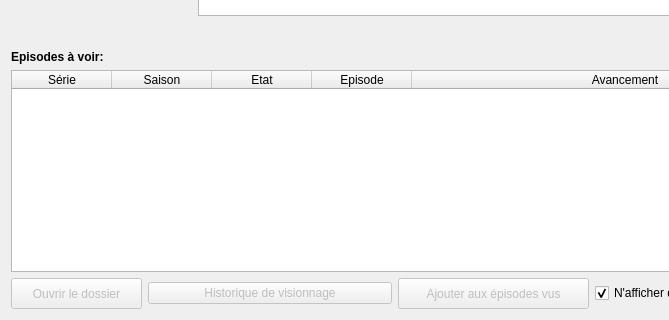
seigneurfuo/MyAnimeManager3, file src/ui/planning_tab.ui: the form before one commit; both pictures show x 0 to 669 and y 226 to 546 of the 850 by 546 pixel window.
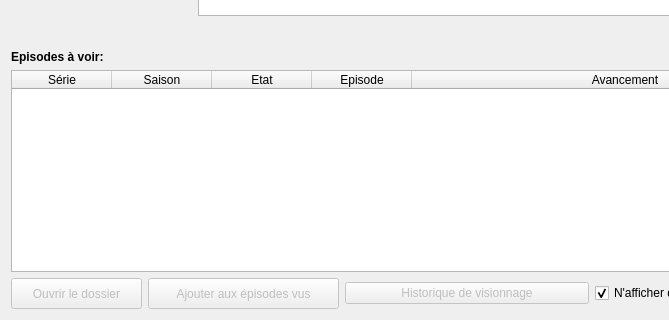
The form after the commit. Icons and pictures are not drawn.

Commit message: Changement du placement du bouton d'ajout sur le planning.

Patch:
```diff
--- a/src/ui/planning_tab.ui
+++ b/src/ui/planning_tab.ui
@@ -310,20 +310,6 @@
          </property>
         </widget>
        </item>
-       <item>
-        <widget class="QPushButton" name="show_view_history_button">
-         <property name="enabled">
-          <bool>false</bool>
-         </property>
-         <property name="text">
-          <string>Historique de visionnage</string>
-         </property>
-         <property name="icon">
-          <iconset>
-           <normaloff>../resources/icons/film-timeline.png</normaloff>../resources/icons/film-timeline.png</iconset>
-         </property>
-        </widget>
-       </item>
        <item>
         <widget class="QPushButton" name="add_to_watched_list_button">
          <property name="enabled">
@@ -350,6 +336,20 @@
          </property>
         </widget>
        </item>
+       <item>
+        <widget class="QPushButton" name="show_view_history_button">
+         <property name="enabled">
+          <bool>false</bool>
+         </property>
+         <property name="text">
+          <string>Historique de visionnage</string>
+         </property>
+         <property name="icon">
+          <iconset>
+           <normaloff>../resources/icons/film-timeline.png</normaloff>../resources/icons/film-timeline.png</iconset>
+         </property>
+        </widget>
+       </item>
        <item>
         <widget class="QCheckBox" name="checkBox_4">
          <property name="text">
```
